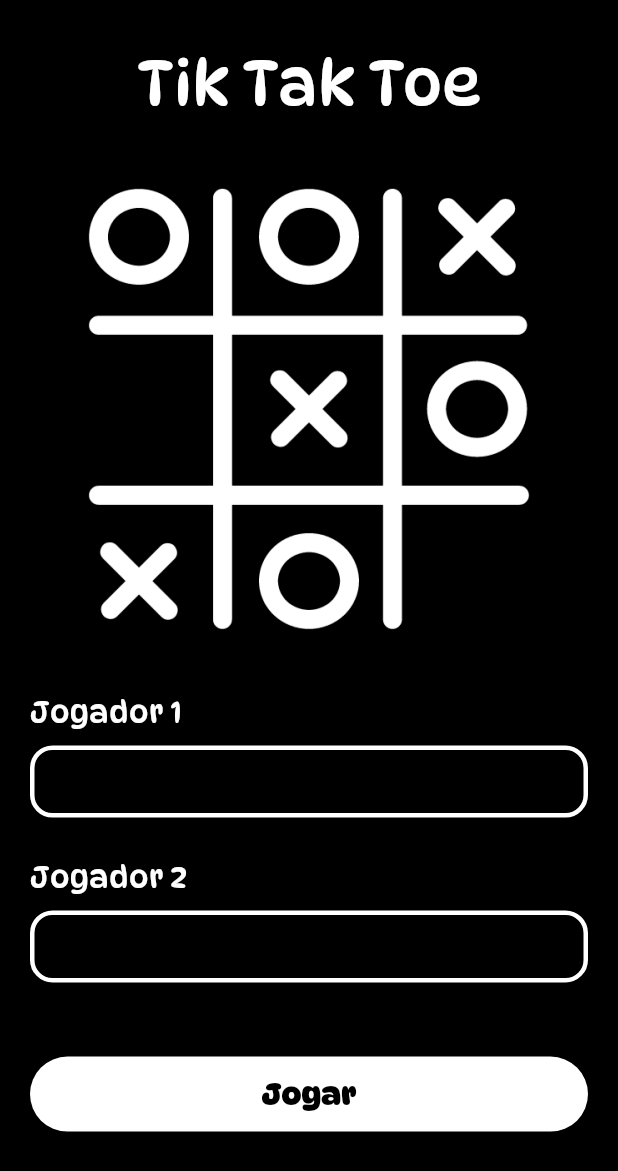
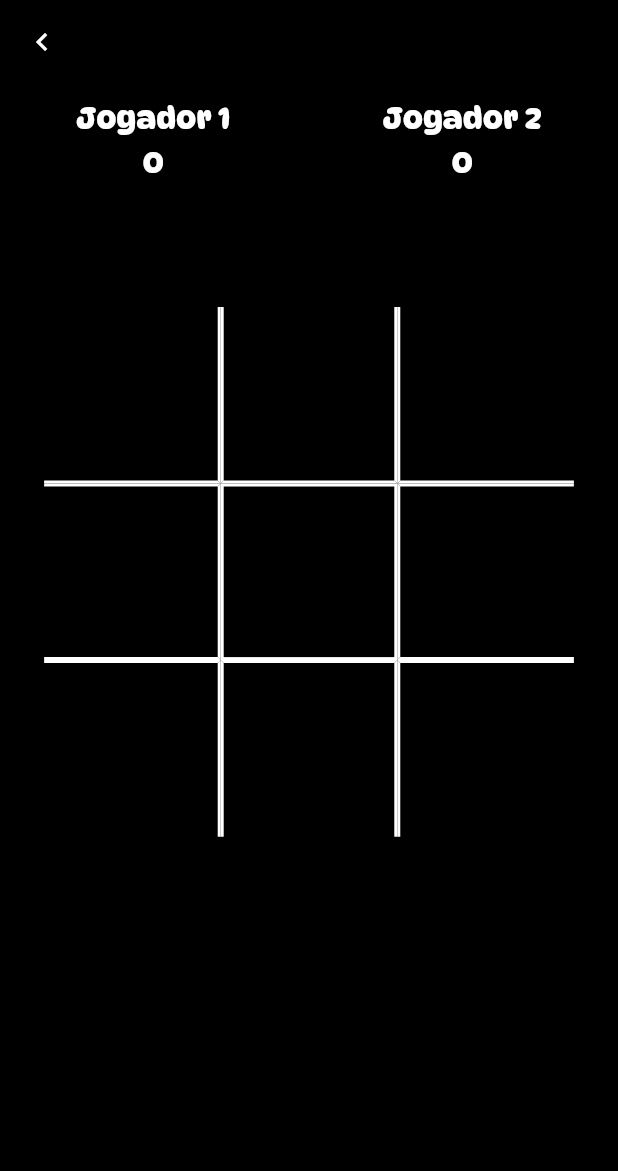
Before and after one commit to rafaelcsilvadev/tiktaktoe, a Flutter app: the screen it shows after launch, after a tap on "Jogar", on a phone screen of 412 x 824 dp. Shown: the top 1171 px of the screen. Run offline on Flutter 3.47's test engine with Material 3 defaults, Android fonts, the phone set to English and light mode, and no system bars; our stand-ins replace flutter_modular, gap.

Commit message:
Game screen

```diff
--- a/lib/app_module.dart
+++ b/lib/app_module.dart
@@ -14,7 +14,7 @@ class AppModule extends Module {
   @override
   void routes(r) {
     r.module(
-      AppRoutes.players,
+      AppRoutes.games,
       module: GameModule(),
       transition: TransitionType.fadeIn,
     );
--- a/lib/app_routes.dart
+++ b/lib/app_routes.dart
@@ -1,3 +1,3 @@
 class AppRoutes {
-  static const players = '/';
+  static const games = '/';
 }
--- a/lib/core/components/app_text_field/app_text_field.dart
+++ b/lib/core/components/app_text_field/app_text_field.dart
@@ -25,5 +25,6 @@ class AppTextField extends AppTextFieldComponent {
     super.obscureText,
     super.error,
     super.maxLines,
+    super.maxLength,
   });
 }
--- a/lib/core/components/app_text_field/app_text_field_component.dart
+++ b/lib/core/components/app_text_field/app_text_field_component.dart
@@ -28,6 +28,7 @@ class AppTextFieldComponent extends StatefulWidget {
     this.obscureText = false,
     this.error = false,
     this.maxLines,
+    this.maxLength,
   });
 
   final TextEditingController? controller;
@@ -52,6 +53,7 @@ class AppTextFieldComponent extends StatefulWidget {
   final bool obscureText;
   final bool error;
   final int? maxLines;
+  final int? maxLength;
 
   @override
   State<AppTextFieldComponent> createState() => _TextFieldComponentState();
@@ -76,6 +78,7 @@ class _TextFieldComponentState extends State<AppTextFieldComponent> {
   @override
   Widget build(BuildContext context) {
     return TextField(
+      maxLength: widget.maxLength,
       onChanged: widget.onChanged,
       controller: widget.controller,
       focusNode: _focusNode,
@@ -85,30 +88,33 @@ class _TextFieldComponentState extends State<AppTextFieldComponent> {
       obscureText: widget.obscureText,
       maxLines: widget.maxLines,
       decoration: InputDecoration(
-        contentPadding: const EdgeInsets.symmetric(vertical: 10.0, horizontal: 10),
+        contentPadding: const EdgeInsets.symmetric(
+          vertical: 10.0,
+          horizontal: 10,
+        ),
         prefixIcon: widget.prefixIcon,
-        prefixIconColor: _focusNode.hasFocus
-            ? AppColors.primary.value
-            : AppColors.neutral.value,
+        prefixIconColor:
+            _focusNode.hasFocus
+                ? AppColors.primary.value
+                : AppColors.neutral.value,
         suffixIcon: widget.suffixIcon,
-        suffixIconColor: _focusNode.hasFocus
-            ? AppColors.primary.value
-            : AppColors.neutral.value,
+        suffixIconColor:
+            _focusNode.hasFocus
+                ? AppColors.primary.value
+                : AppColors.neutral.value,
         enabledBorder: OutlineInputBorder(
-          borderRadius: const BorderRadius.all(
-            Radius.circular(15),
-          ),
+          borderRadius: const BorderRadius.all(Radius.circular(15)),
           borderSide: BorderSide(
-            color: widget.error ? AppColors.error.value : AppColors.neutral.value,
+            color:
+                widget.error ? AppColors.error.value : AppColors.neutral.value,
             width: 3,
           ),
         ),
         disabledBorder: OutlineInputBorder(
-          borderRadius: const BorderRadius.all(
-            Radius.circular(15),
-          ),
+          borderRadius: const BorderRadius.all(Radius.circular(15)),
           borderSide: BorderSide(
-            color: widget.error ? AppColors.error.value : AppColors.neutral.value,
+            color:
+                widget.error ? AppColors.error.value : AppColors.neutral.value,
             width: 3,
           ),
         ),
@@ -121,23 +127,18 @@ class _TextFieldComponentState extends State<AppTextFieldComponent> {
         helperText: widget.helperText,
         focusColor: AppColors.neutral.value,
         focusedBorder: OutlineInputBorder(
-          borderRadius: const BorderRadius.all(
-            Radius.circular(15),
-          ),
+          borderRadius: const BorderRadius.all(Radius.circular(15)),
           borderSide: BorderSide(
             color:
-                widget.error == true ? AppColors.error.value : AppColors.neutral.value,
+                widget.error == true
+                    ? AppColors.error.value
+                    : AppColors.neutral.value,
             width: 3,
           ),
         ),
         focusedErrorBorder: OutlineInputBorder(
-          borderRadius: const BorderRadius.all(
-            Radius.circular(15),
-          ),
-          borderSide: BorderSide(
-            color: AppColors.error.value,
-            width: 3,
-          ),
+          borderRadius: const BorderRadius.all(Radius.circular(15)),
+          borderSide: BorderSide(color: AppColors.error.value, width: 3),
         ),
         hintText: widget.hintText,
         hintStyle: TextStyle(
--- a/lib/modules/game/game_module.dart
+++ b/lib/modules/game/game_module.dart
@@ -1,5 +1,6 @@
 import 'package:flutter_modular/flutter_modular.dart';
 import 'package:tiktaktoe/modules/game/game_routes.dart';
+import 'package:tiktaktoe/modules/game/presentation/views/game_view.dart';
 import 'package:tiktaktoe/modules/game/presentation/views/players_view.dart';
 
 class GameModule extends Module {
@@ -13,9 +14,15 @@ class GameModule extends Module {
 
   @override
   void routes(r) {
-    r.child(
+    r
+    ..child(
       GameRoutes.players,
       child: (_) => const PlayersView(),
+      transition: TransitionType.fadeIn,
+    )
+    ..child(
+      GameRoutes.game,
+      child: (_) => GameView(),
       transition: TransitionType.fadeIn,
     );
   }
--- a/lib/modules/game/game_routes.dart
+++ b/lib/modules/game/game_routes.dart
@@ -1,3 +1,4 @@
 class GameRoutes {
   static const players = '/';
+  static const game = '/game';
 }
--- /dev/null
+++ b/lib/modules/game/presentation/views/game_view.dart
@@ -0,0 +1,353 @@
+import 'package:flutter/material.dart';
+import 'package:gap/gap.dart';
+import 'package:tiktaktoe/core/components/app_text/app_text.dart';
+import 'package:tiktaktoe/core/theme/app_colors.dart';
+
+class GameView extends StatelessWidget {
+  GameView({super.key});
+  final List<String> housesValues = List.filled(9, '');
+
+  @override
+  Widget build(BuildContext context) {
+    final Size size = MediaQuery.sizeOf(context);
+
+    return Scaffold(
+      backgroundColor: AppColors.primary.value,
+      appBar: AppBar(
+        backgroundColor: AppColors.primary.value,
+        leading: IconButton(
+          onPressed: () {},
+          icon: Icon(Icons.chevron_left, color: AppColors.neutral.value),
+        ),
+      ),
+      body: Column(
+        children: [
+          Gap(size.height * 0.01),
+          const Row(
+            mainAxisAlignment: MainAxisAlignment.spaceAround,
+            children: [
+              PlayerPoints(name: 'Jogador 1', point: '0'),
+              PlayerPoints(name: 'Jogador 2', point: '0'),
+            ],
+          ),
+          Gap(size.height * 0.1),
+          Container(
+            alignment: Alignment.center,
+            child: GameField(isPlayer1: true),
+          ),
+        ],
+      ),
+    );
+  }
+}
+
+class GameField extends StatefulWidget {
+  GameField({super.key, required this.isPlayer1});
+
+  final bool isPlayer1;
+
+
+  @override
+  State<GameField> createState() => _GameFieldState();
+}
+
+class _GameFieldState extends State<GameField> {
+  final List<String> housesValues = List.filled(9, '');
+
+  void onSetSymbolInList({required int index}) {
+    if (widget.isPlayer1) {
+      setState(() {
+        housesValues[index] = 'X';
+      });
+    } else {
+      setState(() {
+        housesValues[index] = 'O';
+      });
+    }
+  }
+
+  @override
+  Widget build(BuildContext context) {
+    final Size size = MediaQuery.sizeOf(context);
+    final double houseSize = size.width / 3.5;
+    final double fontSize = houseSize * 0.7;
+
+    return Column(
+      children: [
+        Row(
+          mainAxisAlignment: MainAxisAlignment.center,
+          children: [
+            InkWell(
+              onTap: () {
+                onSetSymbolInList(index: 0);
+              },
+              child: Container(
+                width: houseSize,
+                height: houseSize,
+                decoration: BoxDecoration(
+                  color: AppColors.primary.value,
+                  border: Border(
+                    bottom: BorderSide(
+                      color: AppColors.neutral.value,
+                      width: 2,
+                    ),
+                    right: BorderSide(color: AppColors.neutral.value, width: 2),
+                  ),
+                ),
+                child: Center(
+                  child: AppText.bold(
+                    housesValues[0],
+                    color: AppColors.neutral.value,
+                    fontSize: fontSize,
+                  ),
+                ),
+              ),
+            ),
+            InkWell(
+              onTap: () {
+                onSetSymbolInList(index: 1);
+              },
+              child: Container(
+                width: houseSize,
+                height: houseSize,
+                decoration: BoxDecoration(
+                  color: AppColors.primary.value,
+                  border: Border(
+                    bottom: BorderSide(
+                      color: AppColors.neutral.value,
+                      width: 2,
+                    ),
+                    right: BorderSide(color: AppColors.neutral.value, width: 2),
+                    left: BorderSide(color: AppColors.neutral.value, width: 2),
+                  ),
+                ),
+                child: Center(
+                  child: AppText.bold(
+                    housesValues[1],
+                    color: AppColors.neutral.value,
+                    fontSize: fontSize,
+                  ),
+                ),
+              ),
+            ),
+            InkWell(
+              onTap: () {
+                onSetSymbolInList(index: 2);
+              },
+              child: Container(
+                width: houseSize,
+                height: houseSize,
+                decoration: BoxDecoration(
+                  color: AppColors.primary.value,
+                  border: Border(
+                    bottom: BorderSide(
+                      color: AppColors.neutral.value,
+                      width: 2,
+                    ),
+                    left: BorderSide(color: AppColors.neutral.value, width: 2),
+                  ),
+                ),
+                child: Center(
+                  child: AppText.bold(
+                    housesValues[2],
+                    color: AppColors.neutral.value,
+                    fontSize: fontSize,
+                  ),
+                ),
+              ),
+            ),
+          ],
+        ),
+        Row(
+          mainAxisAlignment: MainAxisAlignment.center,
+          children: [
+            InkWell(
+              onTap: () {
+                onSetSymbolInList(index: 3);
+              },
+              child: Container(
+                width: houseSize,
+                height: houseSize,
+                decoration: BoxDecoration(
+                  color: AppColors.primary.value,
+                  border: Border(
+                    top: BorderSide(color: AppColors.neutral.value, width: 2),
+                    bottom: BorderSide(
+                      color: AppColors.neutral.value,
+                      width: 2,
+                    ),
+                    right: BorderSide(color: AppColors.neutral.value, width: 2),
+                  ),
+                ),
+                child: Center(
+                  child: AppText.bold(
+                    housesValues[3],
+                    color: AppColors.neutral.value,
+                    fontSize: fontSize,
+                  ),
+                ),
+              ),
+            ),
+            InkWell(
+              onTap: () {
+                onSetSymbolInList(index: 4);
+              },
+              child: Container(
+                width: houseSize,
+                height: houseSize,
+                decoration: BoxDecoration(
+                  color: AppColors.primary.value,
+                  border: Border(
+                    top: BorderSide(color: AppColors.neutral.value, width: 2),
+                    bottom: BorderSide(
+                      color: AppColors.neutral.value,
+                      width: 2,
+                    ),
+                    right: BorderSide(color: AppColors.neutral.value, width: 2),
+                    left: BorderSide(color: AppColors.neutral.value, width: 2),
+                  ),
+                ),
+                child: Center(
+                  child: AppText.bold(
+                    housesValues[4],
+                    color: AppColors.neutral.value,
+                    fontSize: fontSize,
+                  ),
+                ),
+              ),
+            ),
+            InkWell(
+              onTap: () {
+                onSetSymbolInList(index: 5);
+              },
+              child: Container(
+                width: houseSize,
+                height: houseSize,
+                decoration: BoxDecoration(
+                  color: AppColors.primary.value,
+                  border: Border(
+                    top: BorderSide(color: AppColors.neutral.value, width: 2),
+                    bottom: BorderSide(
+                      color: AppColors.neutral.value,
+                      width: 2,
+                    ),
+                    left: BorderSide(color: AppColors.neutral.value, width: 2),
+                  ),
+                ),
+                child: Center(
+                  child: AppText.bold(
+                    housesValues[5],
+                    color: AppColors.neutral.value,
+                    fontSize: fontSize,
+                  ),
+                ),
+              ),
+            ),
+          ],
+        ),
+        Row(
+          mainAxisAlignment: MainAxisAlignment.center,
+          children: [
+            InkWell(
+              onTap: () {
+                onSetSymbolInList(index: 6);
+              },
+              child: Container(
+                width: houseSize,
+                height: houseSize,
+                decoration: BoxDecoration(
+                  color: AppColors.primary.value,
+                  border: Border(
+                    top: BorderSide(color: AppColors.neutral.value, width: 2),
+                    right: BorderSide(color: AppColors.neutral.value, width: 2),
+                  ),
+                ),
+                child: Center(
+                  child: AppText.bold(
+                    housesValues[6],
+                    color: AppColors.neutral.value,
+                    fontSize: fontSize,
+                  ),
+                ),
+              ),
+            ),
+            InkWell(
+              onTap: () {
+                onSetSymbolInList(index: 7);
+              },
+              child: Container(
+                width: houseSize,
+                height: houseSize,
+                decoration: BoxDecoration(
+                  color: AppColors.primary.value,
+                  border: Border(
+                    top: BorderSide(color: AppColors.neutral.value, width: 2),
+                    right: BorderSide(color: AppColors.neutral.value, width: 2),
+                    left: BorderSide(color: AppColors.neutral.value, width: 2),
+                  ),
+                ),
+                child: Center(
+                  child: AppText.bold(
+                    housesValues[7],
+                    color: AppColors.neutral.value,
+                    fontSize: fontSize,
+                  ),
+                ),
+              ),
+            ),
+            InkWell(
+              onTap: () {
+                onSetSymbolInList(index: 8);
+              },
+              child: Container(
+                width: houseSize,
+                height: houseSize,
+                decoration: BoxDecoration(
+                  color: AppColors.primary.value,
+                  border: Border(
+                    top: BorderSide(color: AppColors.neutral.value, width: 2),
+                    left: BorderSide(color: AppColors.neutral.value, width: 2),
+                  ),
+                ),
+                child: Center(
+                  child: AppText.bold(
+                    housesValues[8],
+                    color: AppColors.neutral.value,
+                    fontSize: fontSize,
+                  ),
+                ),
+              ),
+            ),
+          ],
+        ),
+      ],
+    );
+  }
+}
+
+class PlayerPoints extends StatelessWidget {
+  const PlayerPoints({super.key, required this.name, required this.point});
+
+  final String name;
+  final String point;
+
+  @override
+  Widget build(BuildContext context) {
+    final Size size = MediaQuery.sizeOf(context);
+
+    return Column(
+      children: [
+        AppText.semiBold(
+          name,
+          color: AppColors.neutral.value,
+          fontSize: size.width * 0.05,
+        ),
+        AppText.semiBold(
+          point,
+          color: AppColors.neutral.value,
+          fontSize: size.width * 0.05,
+        ),
+      ],
+    );
+  }
+}
--- a/lib/modules/game/presentation/views/players_view.dart
+++ b/lib/modules/game/presentation/views/players_view.dart
@@ -1,10 +1,12 @@
 import 'package:flutter/material.dart';
+import 'package:flutter_modular/flutter_modular.dart';
 import 'package:gap/gap.dart';
 import 'package:tiktaktoe/core/assets/images/app_images.dart';
 import 'package:tiktaktoe/core/components/app_button/app_button.dart';
 import 'package:tiktaktoe/core/components/app_text/app_text.dart';
 import 'package:tiktaktoe/core/components/app_text_field/app_text_field.dart';
 import 'package:tiktaktoe/core/theme/app_colors.dart';
+import 'package:tiktaktoe/modules/game/game_routes.dart';
 
 class PlayersView extends StatefulWidget {
   const PlayersView({super.key});
@@ -14,6 +16,10 @@ class PlayersView extends StatefulWidget {
 }
 
 class _PlayersViewState extends State<PlayersView> {
+  void onPlayGame() {
+    Modular.to.popAndPushNamed(GameRoutes.game);
+  }
+
   @override
   Widget build(BuildContext context) {
     final Size size = MediaQuery.sizeOf(context);
@@ -50,7 +56,7 @@ class _PlayersViewState extends State<PlayersView> {
                 ),
               ),
               Gap(size.height * 0.01),
-              const AppTextField(),
+              const AppTextField(maxLength: 5),
               Gap(size.height * 0.03),
               Container(
                 alignment: Alignment.centerLeft,
@@ -61,7 +67,7 @@ class _PlayersViewState extends State<PlayersView> {
                 ),
               ),
               Gap(size.height * 0.01),
-              const AppTextField(),
+              const AppTextField(maxLength: 5),
               Gap(size.height * 0.06),
               SizedBox(
                 width: size.width,
@@ -70,7 +76,7 @@ class _PlayersViewState extends State<PlayersView> {
                   backgroundColor: WidgetStateProperty.all(
                     AppColors.neutral.value,
                   ),
-                  onPressed: () {},
+                  onPressed: onPlayGame,
                   child: AppText.bold(
                     'Jogar',
                     color: AppColors.primary.value,
```
